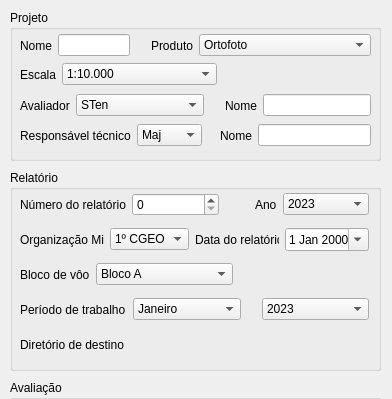
Old version of the form cloud_oclusion_report_dialog_base.ui in the repository franciscocamellon/cloud_oclusion_report; both pictures show x 0 to 392 and y 0 to 399 of the 392 by 602 pixel window.
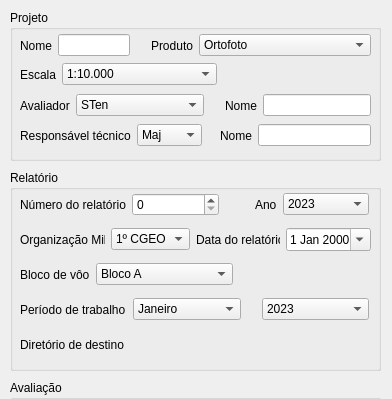
New version of the form. Custom widgets are drawn as their Qt base class.

```diff
--- a/cloud_oclusion_report_dialog_base.ui
+++ b/cloud_oclusion_report_dialog_base.ui
@@ -317,7 +317,7 @@
      <rect>
       <x>10</x>
       <y>55</y>
-      <width>349</width>
+      <width>351</width>
       <height>29</height>
      </rect>
     </property>
```
